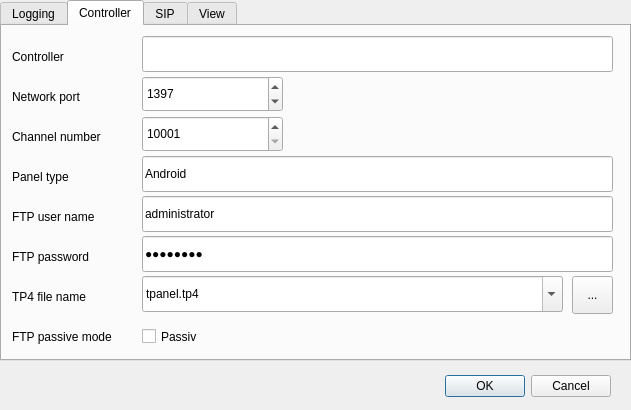
The window that tqtsettings.ui (TheLord45/tpanel) describes before a commit, drawn with Qt 5.
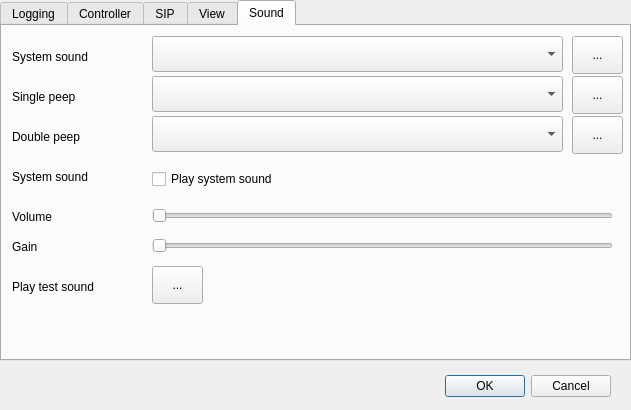
The same window after the commit. The open tabs and pages were chosen to show the change. Icons and pictures are not drawn.

Commit message: Adds a new tab to the settings to adjust sound related settings. Adds ring tone support to the SIP client. Fixes calling a phone. Fixes SIP states send to controller and the internal SIP phone. Adds a system volume control and a system mute control. Completes the selection of system sound files, single beep and double beep files.

The edit to the form file:
```diff
--- a/tqtsettings.ui
+++ b/tqtsettings.ui
@@ -1461,6 +1461,329 @@
      </property>
     </widget>
    </widget>
+   <widget class="QWidget" name="tabSound">
+    <attribute name="title">
+     <string>Sound</string>
+    </attribute>
+    <widget class="QLabel" name="label_SingleBeep">
+     <property name="geometry">
+      <rect>
+       <x>10</x>
+       <y>60</y>
+       <width>121</width>
+       <height>22</height>
+      </rect>
+     </property>
+     <property name="sizePolicy">
+      <sizepolicy hsizetype="Expanding" vsizetype="Expanding">
+       <horstretch>0</horstretch>
+       <verstretch>0</verstretch>
+      </sizepolicy>
+     </property>
+     <property name="minimumSize">
+      <size>
+       <width>111</width>
+       <height>22</height>
+      </size>
+     </property>
+     <property name="text">
+      <string>Single peep</string>
+     </property>
+    </widget>
+    <widget class="QLabel" name="label_DoubleBeep">
+     <property name="geometry">
+      <rect>
+       <x>10</x>
+       <y>100</y>
+       <width>121</width>
+       <height>22</height>
+      </rect>
+     </property>
+     <property name="sizePolicy">
+      <sizepolicy hsizetype="Expanding" vsizetype="Expanding">
+       <horstretch>0</horstretch>
+       <verstretch>0</verstretch>
+      </sizepolicy>
+     </property>
+     <property name="minimumSize">
+      <size>
+       <width>111</width>
+       <height>22</height>
+      </size>
+     </property>
+     <property name="text">
+      <string>Double peep</string>
+     </property>
+    </widget>
+    <widget class="QComboBox" name="comboBox_SingleBeep">
+     <property name="geometry">
+      <rect>
+       <x>150</x>
+       <y>50</y>
+       <width>411</width>
+       <height>36</height>
+      </rect>
+     </property>
+    </widget>
+    <widget class="QComboBox" name="comboBox_DoubleBeep">
+     <property name="geometry">
+      <rect>
+       <x>150</x>
+       <y>90</y>
+       <width>411</width>
+       <height>36</height>
+      </rect>
+     </property>
+    </widget>
+    <widget class="QLabel" name="label_TestSound">
+     <property name="geometry">
+      <rect>
+       <x>10</x>
+       <y>250</y>
+       <width>121</width>
+       <height>22</height>
+      </rect>
+     </property>
+     <property name="sizePolicy">
+      <sizepolicy hsizetype="Expanding" vsizetype="Expanding">
+       <horstretch>0</horstretch>
+       <verstretch>0</verstretch>
+      </sizepolicy>
+     </property>
+     <property name="minimumSize">
+      <size>
+       <width>111</width>
+       <height>22</height>
+      </size>
+     </property>
+     <property name="text">
+      <string>Play test sound</string>
+     </property>
+    </widget>
+    <widget class="QToolButton" name="toolButton_TestSound">
+     <property name="geometry">
+      <rect>
+       <x>150</x>
+       <y>240</y>
+       <width>51</width>
+       <height>38</height>
+      </rect>
+     </property>
+     <property name="text">
+      <string>...</string>
+     </property>
+     <property name="icon">
+      <iconset resource="tpanel.qrc">
+       <normaloff>:/images/note.png</normaloff>:/images/note.png</iconset>
+     </property>
+    </widget>
+    <widget class="QLabel" name="label_Volume">
+     <property name="geometry">
+      <rect>
+       <x>10</x>
+       <y>180</y>
+       <width>121</width>
+       <height>22</height>
+      </rect>
+     </property>
+     <property name="sizePolicy">
+      <sizepolicy hsizetype="Expanding" vsizetype="Expanding">
+       <horstretch>0</horstretch>
+       <verstretch>0</verstretch>
+      </sizepolicy>
+     </property>
+     <property name="minimumSize">
+      <size>
+       <width>111</width>
+       <height>22</height>
+      </size>
+     </property>
+     <property name="text">
+      <string>Volume</string>
+     </property>
+    </widget>
+    <widget class="QLabel" name="label_Gain">
+     <property name="geometry">
+      <rect>
+       <x>10</x>
+       <y>210</y>
+       <width>121</width>
+       <height>22</height>
+      </rect>
+     </property>
+     <property name="sizePolicy">
+      <sizepolicy hsizetype="Expanding" vsizetype="Expanding">
+       <horstretch>0</horstretch>
+       <verstretch>0</verstretch>
+      </sizepolicy>
+     </property>
+     <property name="minimumSize">
+      <size>
+       <width>111</width>
+       <height>22</height>
+      </size>
+     </property>
+     <property name="text">
+      <string>Gain</string>
+     </property>
+    </widget>
+    <widget class="QSlider" name="horizontalSlider_Volume">
+     <property name="geometry">
+      <rect>
+       <x>150</x>
+       <y>180</y>
+       <width>461</width>
+       <height>20</height>
+      </rect>
+     </property>
+     <property name="maximum">
+      <number>100</number>
+     </property>
+     <property name="orientation">
+      <enum>Qt::Horizontal</enum>
+     </property>
+    </widget>
+    <widget class="QSlider" name="horizontalSlider_Gain">
+     <property name="geometry">
+      <rect>
+       <x>150</x>
+       <y>210</y>
+       <width>461</width>
+       <height>20</height>
+      </rect>
+     </property>
+     <property name="maximum">
+      <number>100</number>
+     </property>
+     <property name="orientation">
+      <enum>Qt::Horizontal</enum>
+     </property>
+    </widget>
+    <widget class="QToolButton" name="toolButton_SingleBeep">
+     <property name="geometry">
+      <rect>
+       <x>570</x>
+       <y>50</y>
+       <width>51</width>
+       <height>38</height>
+      </rect>
+     </property>
+     <property name="text">
+      <string>...</string>
+     </property>
+     <property name="icon">
+      <iconset resource="tpanel.qrc">
+       <normaloff>:/images/note.png</normaloff>:/images/note.png</iconset>
+     </property>
+    </widget>
+    <widget class="QToolButton" name="toolButton_DoubleBeep">
+     <property name="geometry">
+      <rect>
+       <x>570</x>
+       <y>90</y>
+       <width>51</width>
+       <height>38</height>
+      </rect>
+     </property>
+     <property name="text">
+      <string>...</string>
+     </property>
+     <property name="icon">
+      <iconset resource="tpanel.qrc">
+       <normaloff>:/images/note.png</normaloff>:/images/note.png</iconset>
+     </property>
+    </widget>
+    <widget class="QLabel" name="label_TestSound_2">
+     <property name="geometry">
+      <rect>
+       <x>10</x>
+       <y>140</y>
+       <width>121</width>
+       <height>22</height>
+      </rect>
+     </property>
+     <property name="sizePolicy">
+      <sizepolicy hsizetype="Expanding" vsizetype="Expanding">
+       <horstretch>0</horstretch>
+       <verstretch>0</verstretch>
+      </sizepolicy>
+     </property>
+     <property name="minimumSize">
+      <size>
+       <width>111</width>
+       <height>22</height>
+      </size>
+     </property>
+     <property name="text">
+      <string>System sound</string>
+     </property>
+    </widget>
+    <widget class="QCheckBox" name="checkBox_SystemSound">
+     <property name="geometry">
+      <rect>
+       <x>150</x>
+       <y>140</y>
+       <width>301</width>
+       <height>26</height>
+      </rect>
+     </property>
+     <property name="text">
+      <string>Play system sound</string>
+     </property>
+    </widget>
+    <widget class="QLabel" name="label_SystemSound">
+     <property name="geometry">
+      <rect>
+       <x>10</x>
+       <y>20</y>
+       <width>121</width>
+       <height>22</height>
+      </rect>
+     </property>
+     <property name="sizePolicy">
+      <sizepolicy hsizetype="Expanding" vsizetype="Expanding">
+       <horstretch>0</horstretch>
+       <verstretch>0</verstretch>
+      </sizepolicy>
+     </property>
+     <property name="minimumSize">
+      <size>
+       <width>111</width>
+       <height>22</height>
+      </size>
+     </property>
+     <property name="text">
+      <string>System sound</string>
+     </property>
+    </widget>
+    <widget class="QComboBox" name="comboBox_SystemSound">
+     <property name="geometry">
+      <rect>
+       <x>150</x>
+       <y>10</y>
+       <width>411</width>
+       <height>36</height>
+      </rect>
+     </property>
+    </widget>
+    <widget class="QToolButton" name="toolButton_SystemSound">
+     <property name="geometry">
+      <rect>
+       <x>570</x>
+       <y>10</y>
+       <width>51</width>
+       <height>38</height>
+      </rect>
+     </property>
+     <property name="text">
+      <string>...</string>
+     </property>
+     <property name="icon">
+      <iconset resource="tpanel.qrc">
+       <normaloff>:/images/note.png</normaloff>:/images/note.png</iconset>
+     </property>
+    </widget>
+   </widget>
   </widget>
   <widget class="QDialogButtonBox" name="buttonBox">
    <property name="geometry">
```
Left out of the diff: 2 changed lines with no effect on the pictures. The commit also changes 40 other files.
